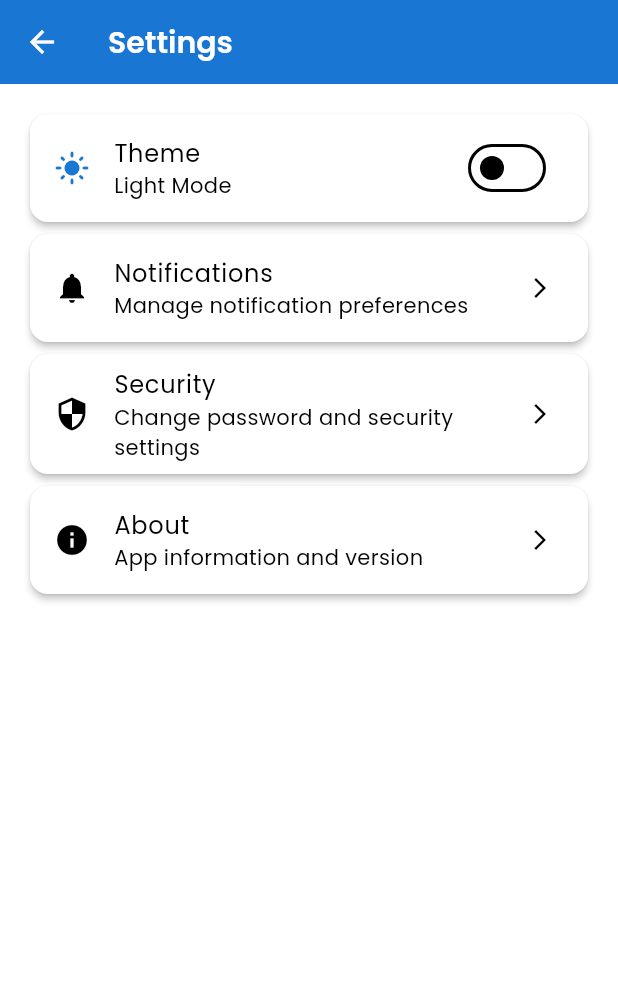
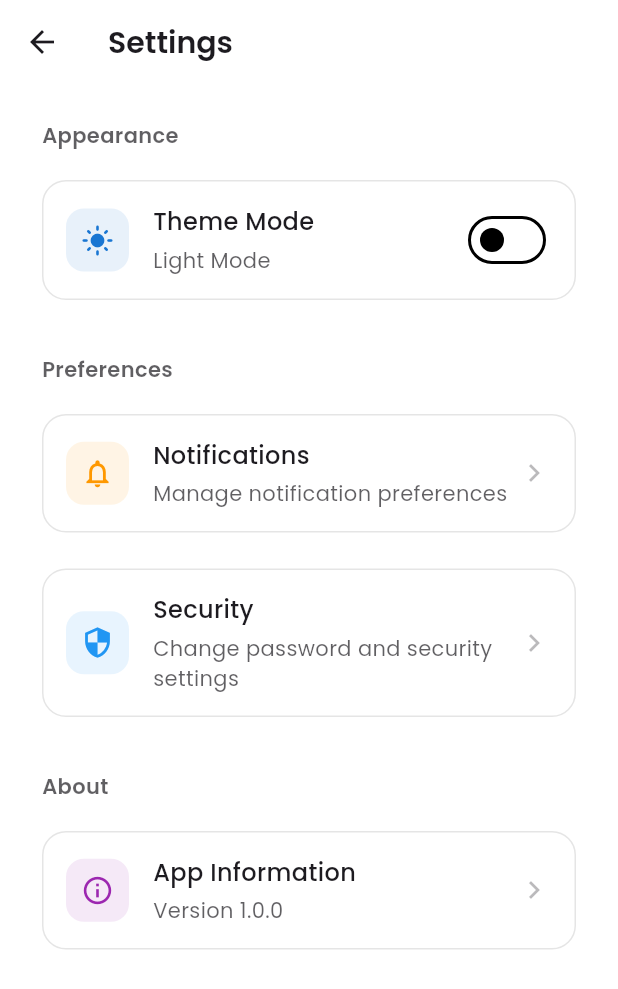
Before and after one commit to Edil-Ayehu/multi_vendor_ecommerce_app_admin_panel, a Flutter app: the screen it shows once a user with an empty profile is signed in, in the side drawer, after a tap on "Settings", on a phone screen of 412 x 824 dp. Shown: the top 989 px of the screen. Run offline on Flutter 3.47's test engine with Material 3 defaults, Android fonts, the phone set to English and light mode, and no system bars; our stand-ins replace cloud_firestore, firebase_auth, firebase_core, fl_chart, google_fonts, line_icons and 4 more; accounts and stored records are empty.

Commit message:
settings page UI modified.

```diff
--- a/lib/screens/settings_screen.dart
+++ b/lib/screens/settings_screen.dart
@@ -1,6 +1,7 @@
 import 'package:flutter/material.dart';
 import 'package:provider/provider.dart';
 import 'package:multi_vendor_ecommerce_app_admin_panel/services/theme_service.dart';
+import 'package:google_fonts/google_fonts.dart';
 
 class SettingsScreen extends StatelessWidget {
   const SettingsScreen({super.key});
@@ -12,55 +13,113 @@ class SettingsScreen extends StatelessWidget {
 
     return Scaffold(
       appBar: AppBar(
-        title: const Text('Settings'),
+        elevation: 0,
+        backgroundColor: Colors.transparent,
+        leading: IconButton(
+          icon: Icon(
+            Icons.arrow_back,
+            color: Theme.of(context).textTheme.titleLarge?.color,
+          ),
+          onPressed: () => Navigator.pop(context),
+        ),
+        title: Text(
+          'Settings',
+          style: GoogleFonts.poppins(
+            fontWeight: FontWeight.w600,
+            color: Theme.of(context).textTheme.titleLarge?.color,
+          ),
+        ),
       ),
       body: ListView(
-        padding: const EdgeInsets.all(16),
+        padding: const EdgeInsets.all(24),
         children: [
-          Card(
-            child: ListTile(
-              leading: Icon(
+          _buildSectionTitle(context, 'Appearance'),
+          const SizedBox(height: 16),
+          _buildSettingCard(
+            context,
+            leading: Container(
+              padding: const EdgeInsets.all(10),
+              decoration: BoxDecoration(
+                color: Theme.of(context).colorScheme.primary.withOpacity(0.1),
+                borderRadius: BorderRadius.circular(12),
+              ),
+              child: Icon(
                 isDarkMode ? Icons.dark_mode : Icons.light_mode,
                 color: Theme.of(context).colorScheme.primary,
+                size: 22,
               ),
-              title: const Text('Theme'),
-              subtitle: Text(isDarkMode ? 'Dark Mode' : 'Light Mode'),
-              trailing: Switch(
+            ),
+            title: 'Theme Mode',
+            subtitle: isDarkMode ? 'Dark Mode' : 'Light Mode',
+            trailing: Switch.adaptive(
               value: isDarkMode,
               onChanged: (_) => themeService.toggleTheme(),
             ),
           ),
+          const SizedBox(height: 32),
+          _buildSectionTitle(context, 'Preferences'),
+          const SizedBox(height: 16),
+          _buildSettingCard(
+            context,
+            leading: Container(
+              padding: const EdgeInsets.all(10),
+              decoration: BoxDecoration(
+                color: Colors.orange.withOpacity(0.1),
+                borderRadius: BorderRadius.circular(12),
               ),
-          Card(
-            child: ListTile(
-              leading: const Icon(Icons.notifications),
-              title: const Text('Notifications'),
-              subtitle: const Text('Manage notification preferences'),
-              trailing: const Icon(Icons.arrow_forward_ios, size: 16),
+              child: const Icon(
+                Icons.notifications_outlined,
+                color: Colors.orange,
+                size: 22,
+              ),
+            ),
+            title: 'Notifications',
+            subtitle: 'Manage notification preferences',
             onTap: () {
               // Implement notification settings
             },
           ),
+          const SizedBox(height: 16),
+          _buildSettingCard(
+            context,
+            leading: Container(
+              padding: const EdgeInsets.all(10),
+              decoration: BoxDecoration(
+                color: Colors.blue.withOpacity(0.1),
+                borderRadius: BorderRadius.circular(12),
               ),
-          Card(
-            child: ListTile(
-              leading: const Icon(Icons.security),
-              title: const Text('Security'),
-              subtitle: const Text('Change password and security settings'),
-              trailing: const Icon(Icons.arrow_forward_ios, size: 16),
+              child: const Icon(
+                Icons.security_outlined,
+                color: Colors.blue,
+                size: 22,
+              ),
+            ),
+            title: 'Security',
+            subtitle: 'Change password and security settings',
             onTap: () {
               // Implement security settings
             },
           ),
+          const SizedBox(height: 32),
+          _buildSectionTitle(context, 'About'),
+          const SizedBox(height: 16),
+          _buildSettingCard(
+            context,
+            leading: Container(
+              padding: const EdgeInsets.all(10),
+              decoration: BoxDecoration(
+                color: Colors.purple.withOpacity(0.1),
+                borderRadius: BorderRadius.circular(12),
               ),
-          Card(
-            child: ListTile(
-              leading: const Icon(Icons.info),
-              title: const Text('About'),
-              subtitle: const Text('App information and version'),
-              trailing: const Icon(Icons.arrow_forward_ios, size: 16),
+              child: const Icon(
+                Icons.info_outline,
+                color: Colors.purple,
+                size: 22,
+              ),
+            ),
+            title: 'App Information',
+            subtitle: 'Version 1.0.0',
             onTap: () {
-                // Show about dialog
               showAboutDialog(
                 context: context,
                 applicationName: 'E-commerce Admin Panel',
@@ -72,9 +131,90 @@ class SettingsScreen extends StatelessWidget {
               );
             },
           ),
-          ),
         ],
       ),
     );
   }
+
+  Widget _buildSectionTitle(BuildContext context, String title) {
+    return Padding(
+      padding: const EdgeInsets.symmetric(horizontal: 4),
+      child: Text(
+        title,
+        style: GoogleFonts.poppins(
+          fontSize: 14,
+          fontWeight: FontWeight.w600,
+          color: Theme.of(context).textTheme.bodyLarge?.color?.withOpacity(0.7),
+        ),
+      ),
+    );
   }
+
+  Widget _buildSettingCard(
+    BuildContext context, {
+    required Widget leading,
+    required String title,
+    required String subtitle,
+    Widget? trailing,
+    VoidCallback? onTap,
+  }) {
+    return Card(
+      elevation: 0,
+      shape: RoundedRectangleBorder(
+        borderRadius: BorderRadius.circular(16),
+        side: BorderSide(
+          color: Theme.of(context).dividerColor.withOpacity(0.1),
+        ),
+      ),
+      child: InkWell(
+        onTap: onTap,
+        borderRadius: BorderRadius.circular(16),
+        child: Padding(
+          padding: const EdgeInsets.all(16),
+          child: Row(
+            children: [
+              leading,
+              const SizedBox(width: 16),
+              Expanded(
+                child: Column(
+                  crossAxisAlignment: CrossAxisAlignment.start,
+                  children: [
+                    Text(
+                      title,
+                      style: GoogleFonts.poppins(
+                        fontSize: 16,
+                        fontWeight: FontWeight.w500,
+                      ),
+                    ),
+                    const SizedBox(height: 4),
+                    Text(
+                      subtitle,
+                      style: GoogleFonts.poppins(
+                        fontSize: 14,
+                        color: Theme.of(context)
+                            .textTheme
+                            .bodyMedium
+                            ?.color
+                            ?.withOpacity(0.7),
+                      ),
+                    ),
+                  ],
+                ),
+              ),
+              if (trailing != null) trailing,
+              if (onTap != null && trailing == null)
+                Icon(
+                  Icons.chevron_right,
+                  color: Theme.of(context)
+                      .textTheme
+                      .bodyMedium
+                      ?.color
+                      ?.withOpacity(0.3),
+                ),
+            ],
+          ),
+        ),
+      ),
+    );
+  }
+}
```
Lines whose indentation alone changed are shown as unchanged.
